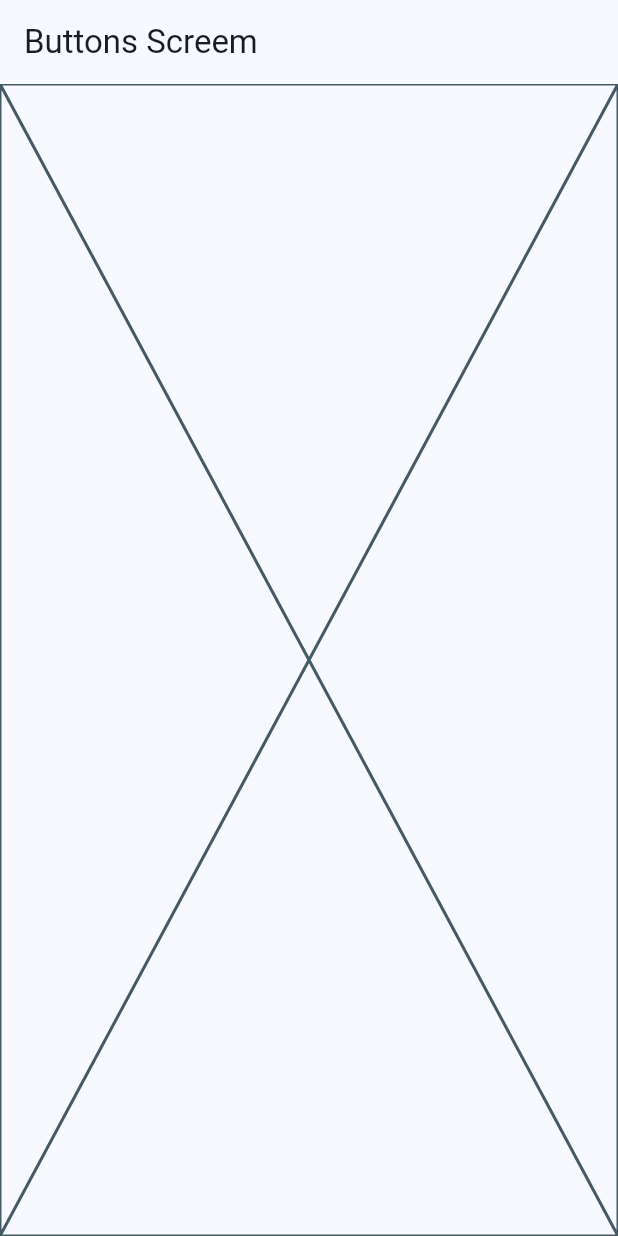
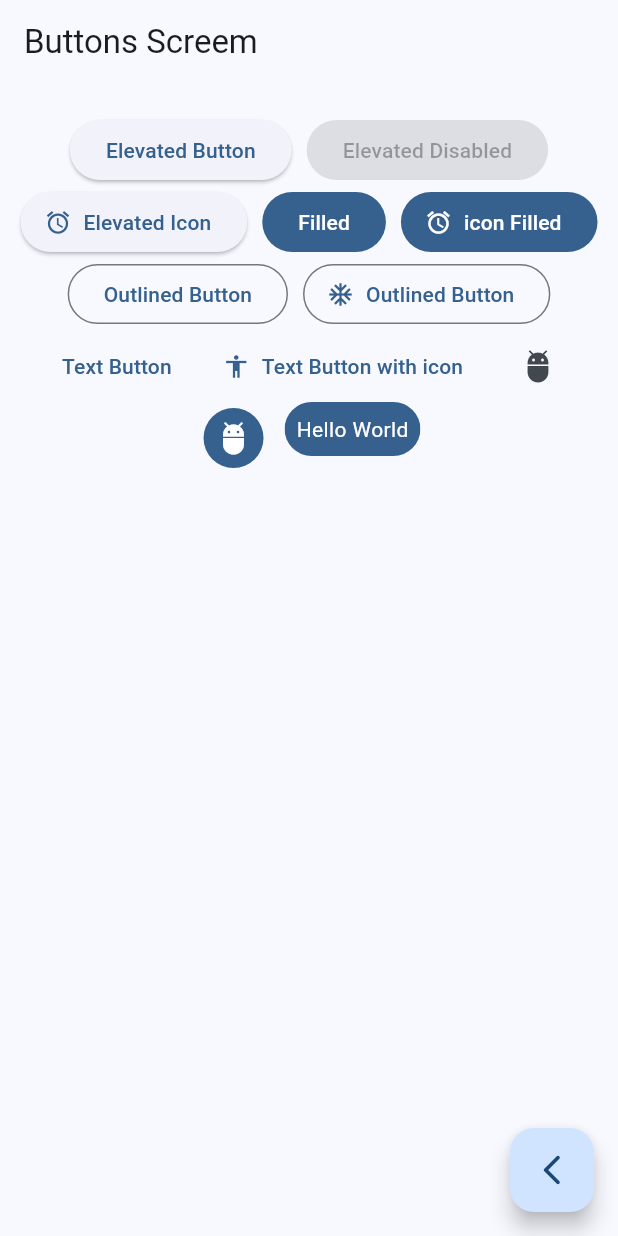
Before and after one commit to francisco64/widgets_app, a Flutter app: the ButtonsScreen screen opened by its route, on a phone screen of 412 x 824 dp. Run offline on Flutter 3.47's test engine with Material 3 defaults, Android fonts, the phone set to English and light mode, and no system bars; our stand-ins replace go_router.

Commit message:
finished buttons

```diff
--- a/lib/config/router/app_router.dart
+++ b/lib/config/router/app_router.dart
@@ -6,14 +6,17 @@ final appRouter = GoRouter(
   initialLocation: '/',
   routes: [
     GoRoute(
+      name: HomeScreen.name,//defined as a static variable in class
       path: '/',
       builder: (context, state) => const HomeScreen(),
     ),
     GoRoute(
+      name: ButtonsScreen.name,//defined as a static variable in class
       path: '/buttons',
       builder: (context, state) => const ButtonsScreen(),
     ),
     GoRoute(
+      name: CardsScreen.name,//defined as a static variable in class
       path: '/cards',
       builder: (context, state) => const CardsScreen(),
     ),
--- a/lib/presentation/screens/buttons/buttons_screen.dart
+++ b/lib/presentation/screens/buttons/buttons_screen.dart
@@ -1,15 +1,94 @@
 import 'package:flutter/material.dart';
+import 'package:flutter/widgets.dart';
+import 'package:go_router/go_router.dart';
 
 class ButtonsScreen extends StatelessWidget {
   const ButtonsScreen({super.key});
+  static const String name = 'buttons_screen'; //name of screen for routing
 
   @override
   Widget build(BuildContext context) {
+    final colors = Theme.of(context).colorScheme;//gets theme defined
+
     return Scaffold(
       appBar: AppBar(
         title: const Text('Buttons Screem'),
       ),
-      body: const Placeholder()
+      body: const _ButtonsView(),
+      floatingActionButton: FloatingActionButton(
+        child: const Icon(Icons.arrow_back_ios_new_rounded),
+        onPressed: (){
+          context.pop();//remove las screen from the front of the pile
+        },
+      ),
     );
   }
 }
+
+class _ButtonsView extends StatelessWidget {
+  const _ButtonsView();
+
+
+  @override
+  Widget build(BuildContext context) {
+
+    final colors = Theme.of(context).colorScheme;
+
+    return SizedBox(
+      width: double.infinity,//what is available
+      child: Padding(
+        padding: const EdgeInsets.symmetric(horizontal: 10,vertical: 20),
+        child: Wrap(//somilar to row but when space is finished goes to the next line
+          spacing: 10,//space between widgets
+          alignment: WrapAlignment.center,//center with respect to the width of the sizebox
+          children: [
+            ElevatedButton(onPressed: (){}, child: const Text('Elevated Button')),
+            const ElevatedButton(onPressed: null, child: Text('Elevated Disabled')),
+            ElevatedButton.icon(onPressed: (){}, icon: const Icon(Icons.access_alarm),label: const Text('Elevated Icon')),
+            FilledButton(onPressed: (){}, child: const Text('Filled')),
+            FilledButton.icon(onPressed: (){}, icon: const Icon(Icons.access_alarm), label: const Text('icon Filled')),
+            OutlinedButton(onPressed: (){}, child: const Text('Outlined Button')),
+            OutlinedButton.icon(onPressed: (){}, icon:const Icon(Icons.ac_unit_sharp), label:  const Text('Outlined Button')),
+            TextButton(onPressed: (){}, child: const Text('Text Button')),
+            TextButton.icon(onPressed: (){}, icon: const Icon(Icons.accessibility),label: const Text('Text Button with icon')),
+            IconButton(onPressed: (){}, icon: const Icon(Icons.adb_outlined)),
+            IconButton(
+              onPressed: (){},
+              icon: const Icon(Icons.adb_outlined),
+              style: ButtonStyle(
+                backgroundColor: WidgetStatePropertyAll(colors.primary),
+                iconColor: const WidgetStatePropertyAll(Colors.white)
+                )
+              ),
+            const CustomButton(),
+          ],
+        ),
+      )
+    );
+  }
+}
+
+class CustomButton extends StatelessWidget {
+  const CustomButton({super.key});
+
+  @override
+  Widget build(BuildContext context) {
+
+    final colors = Theme.of(context).colorScheme;
+
+
+    return ClipRRect(//round borders
+      borderRadius: BorderRadius.circular(30),
+      child: Material(//adds material functionalities to the widget
+        color: colors.primary,
+        child: InkWell(//adds splash animation to button
+          onTap: (){},
+          child: const Padding(
+            padding: EdgeInsets.all(8.0),
+            child: Text('Hello World', style: const TextStyle(color: Colors.white),),
+          ),
+        ),
+      ),
+    );
+  }
+}
--- a/lib/presentation/screens/cards/cards_screen.dart
+++ b/lib/presentation/screens/cards/cards_screen.dart
@@ -2,6 +2,8 @@ import 'package:flutter/material.dart';
 
 class CardsScreen extends StatelessWidget {
   const CardsScreen({super.key});
+
+  static const String name = 'cards_screen'; //name of screen for routing
 
   @override
   Widget build(BuildContext context) {
--- a/lib/presentation/screens/home/home_screen.dart
+++ b/lib/presentation/screens/home/home_screen.dart
@@ -2,9 +2,12 @@ import 'package:flutter/material.dart';
 import 'package:go_router/go_router.dart';
 import 'package:widgets_app/config/menu/menu_items.dart';
 import 'package:widgets_app/presentation/screens/buttons/buttons_screen.dart';
+import 'package:widgets_app/presentation/screens/cards/cards_screen.dart';
 
 class HomeScreen extends StatelessWidget {
   const HomeScreen({super.key});
+
+  static const String name = 'home_screen'; //name of screen for routing
 
   @override
   Widget build(BuildContext context) {
@@ -63,6 +66,8 @@ class _CustomListTile extends StatelessWidget {
         //alternative to above, if routes are defined in the MaterialApp widget
         //Navigator.pushNamed(context, menuItem.link);//pass route to go as parameter
         context.push(menuItem.link);//go_router adds the method push, go to the context
+        //context.pushNamed(CardsScreen.name); using the name of the screen
+
       },
     );
   }
```
